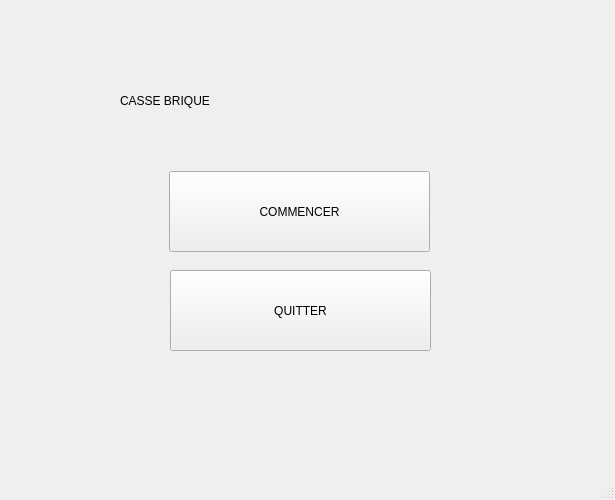
This is Arkanoid/mainwindow.ui in Milieuuh/Arkanoid as Qt 5 draws it before an edit. The edited form follows.
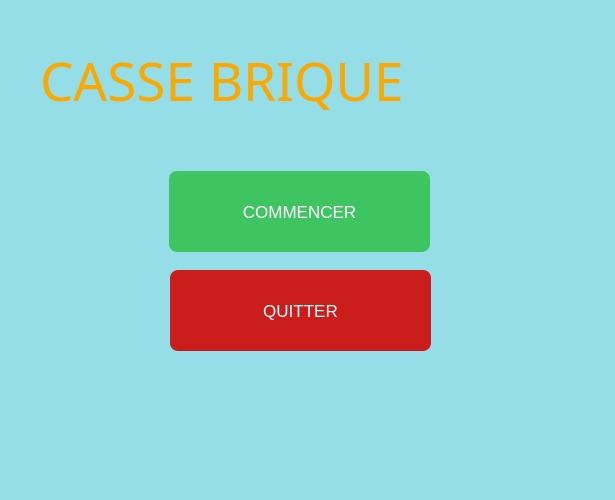
This is the edited form.

Diff of the .ui file:
```diff
--- a/Arkanoid/mainwindow.ui
+++ b/Arkanoid/mainwindow.ui
@@ -25,6 +25,9 @@
   <property name="windowTitle">
    <string>MainWindow</string>
   </property>
+  <property name="styleSheet">
+   <string notr="true">background-color: rgb(149, 222, 232);</string>
+  </property>
   <widget class="QWidget" name="centralwidget">
    <property name="minimumSize">
     <size>
@@ -53,6 +56,17 @@
       <height>16777215</height>
      </size>
     </property>
+    <property name="font">
+     <font>
+      <pointsize>13</pointsize>
+     </font>
+    </property>
+    <property name="styleSheet">
+     <string notr="true">background-color:rgb(63, 196, 98);
+border-style:none;
+border-radius:8px;
+color:#FFF;</string>
+    </property>
     <property name="text">
      <string>COMMENCER</string>
     </property>
@@ -72,6 +86,17 @@
       <height>16777215</height>
      </size>
     </property>
+    <property name="font">
+     <font>
+      <pointsize>13</pointsize>
+     </font>
+    </property>
+    <property name="styleSheet">
+     <string notr="true">background-color: rgb(204, 29, 29);
+border-style:none;
+border-radius:8px;
+color:#FFF</string>
+    </property>
     <property name="text">
      <string>QUITTER</string>
     </property>
@@ -91,14 +116,24 @@
    <widget class="QLabel" name="label">
     <property name="geometry">
      <rect>
-      <x>120</x>
-      <y>70</y>
-      <width>371</width>
-      <height>61</height>
+      <x>40</x>
+      <y>30</y>
+      <width>551</width>
+      <height>101</height>
      </rect>
     </property>
+    <property name="font">
+     <font>
+      <family>13 Calibri</family>
+      <pointsize>40</pointsize>
+      <weight>50</weight>
+      <italic>false</italic>
+      <bold>false</bold>
+     </font>
+    </property>
     <property name="styleSheet">
-     <string notr="true">font: 36pt &quot;Calibri&quot;;</string>
+     <string notr="true">font: 40pt bold &quot;Calibri&quot;;
+color:rgb(252, 168, 0)</string>
     </property>
     <property name="text">
      <string>CASSE BRIQUE</string>
```
